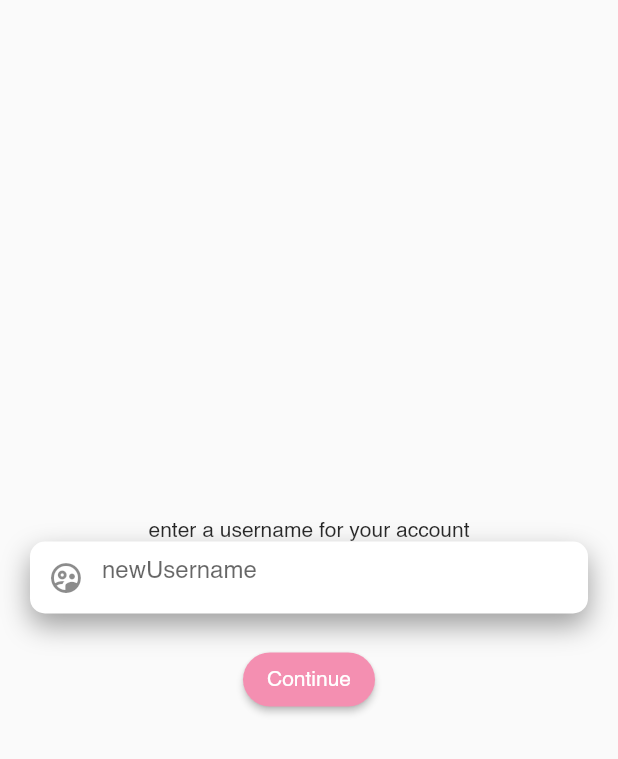
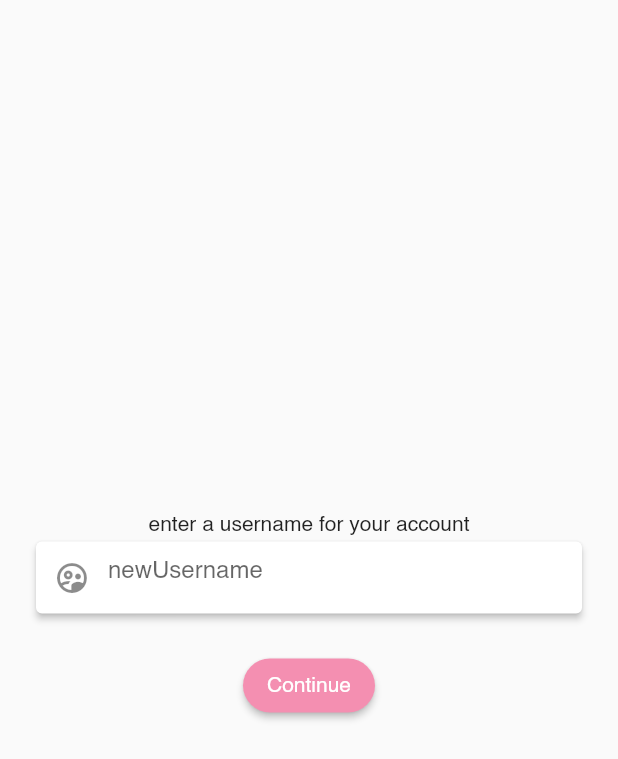
Before and after one commit to numberbee7070/headsup_app, a Flutter app: the SetProfile screen opened directly, on a phone screen of 412 x 824 dp. Shown: the top 759 px of the screen. Run offline on Flutter 3.47's test engine with Material 2 defaults, Android fonts, the phone set to English and light mode, and no system bars; our stand-ins replace country_code_picker, firebase_auth, firebase_core, google_sign_in, image_picker, introduction_screen and 2 more; missing offline and left inert: flutter_auth_buttons; accounts and stored records are empty; generated files the repository leaves out were written again; statements that could not run were skipped.

Commit message:
auth text field design

```diff
--- a/lib/ui/text_fields.dart
+++ b/lib/ui/text_fields.dart
@@ -17,22 +17,8 @@ class AuthTextField extends StatelessWidget {
 
   @override
   Widget build(BuildContext context) {
-    return Container(
-      decoration: BoxDecoration(
-        color: Colors.white,
-        borderRadius: BorderRadius.circular(10),
-        boxShadow: [
-          BoxShadow(
-            color: Colors.grey,
-            blurRadius: 15.0, // soften the shadow
-            spreadRadius: 0.2, //extend the shadow
-            offset: Offset(
-              0, // Move to right 10  horizontally
-              8.0, // Move to bottom 10 Vertically
-            ),
-          )
-        ],
-      ),
+    return Card(
+      elevation: 2.0,
       child: TextFormField(
         validator: this.validator,
         controller: controller,
```
